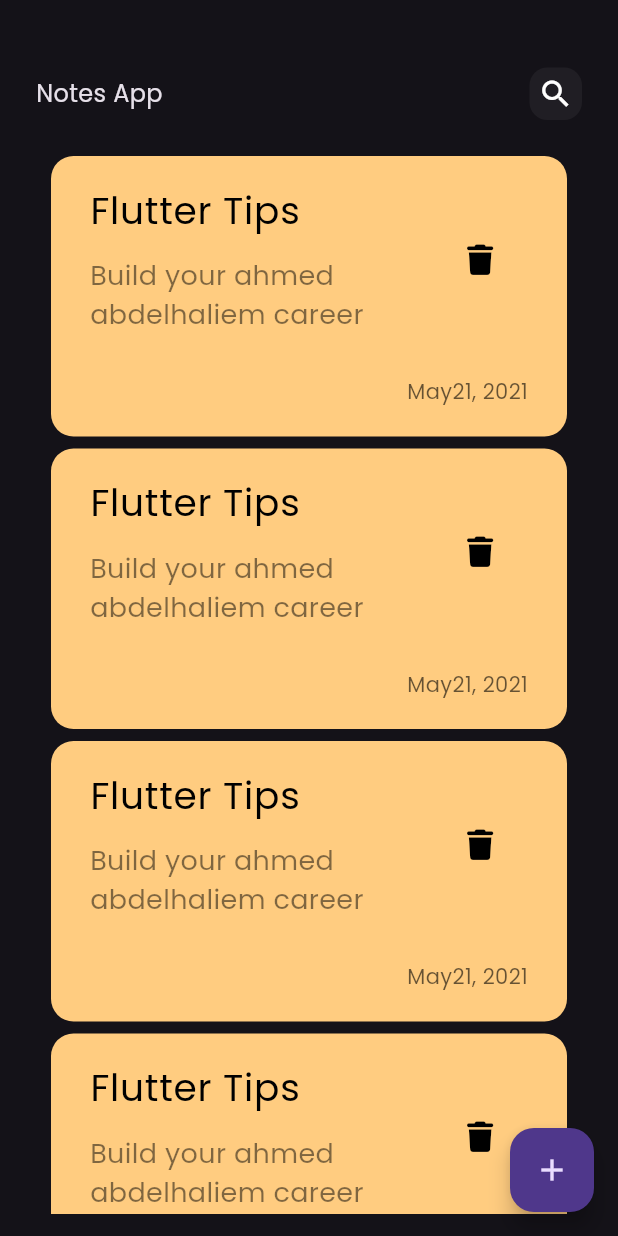
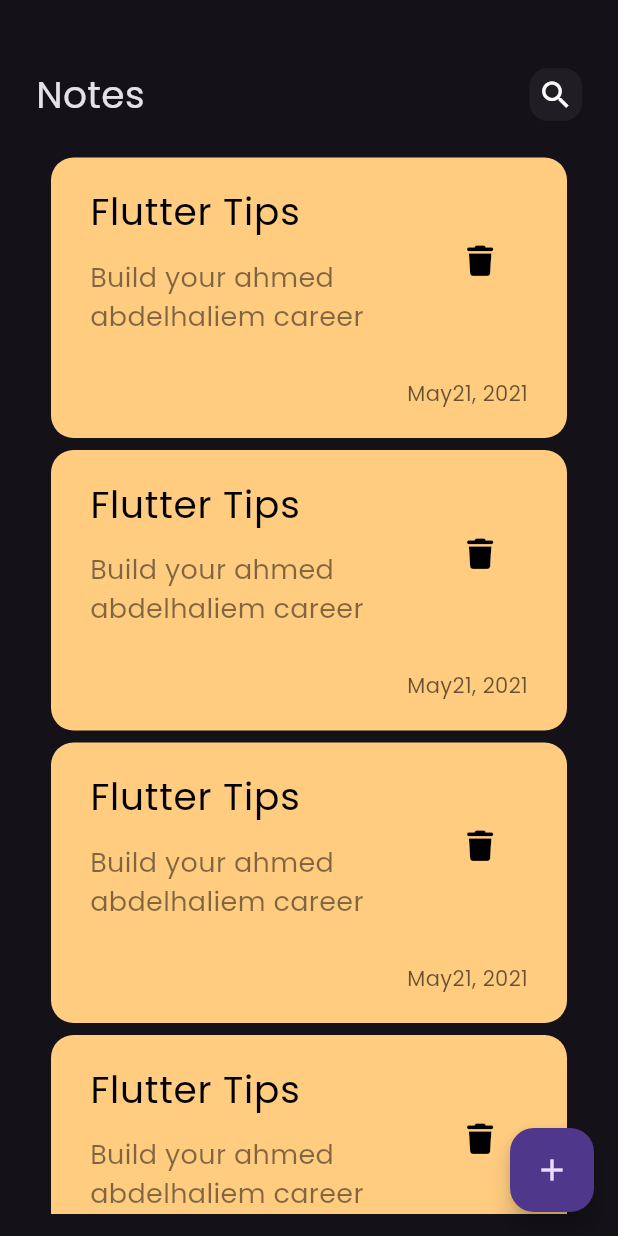
Before and after one commit to ahmedabdelhaliem/notes-app, a Flutter app: the screen it shows after launch, on a phone screen of 412 x 824 dp. Run offline on Flutter 3.47's test engine with Material 3 defaults, Android fonts, the phone set to English and light mode, and no system bars; our stand-ins replace font_awesome_flutter.

Commit message:
add custom appbar to edit note view

```diff
--- a/lib/widget/CustomAppBar.dart
+++ b/lib/widget/CustomAppBar.dart
@@ -3,18 +3,21 @@ import 'package:flutter/material.dart';
 import 'CustomSearchIcon.dart';
 
 class CustomAppBar extends StatelessWidget {
-  const CustomAppBar({super.key});
-
+  const CustomAppBar({super.key, required this.title, required this.icon});
+  final String title;
+  final IconData icon;
   @override
   Widget build(BuildContext context) {
-    return const Row(
+    return Row(
       children: [
         Text(
-          'Notes App',
-          style: TextStyle(fontSize: 16, fontWeight: FontWeight.w500),
+          title,
+          style: const TextStyle(fontSize: 25, fontWeight: FontWeight.w500),
         ),
-        Spacer(),
-        CustomSearchIcon(),
+        const Spacer(),
+        CustomSearchIcon(
+          icon: icon,
+        ),
       ],
     );
   }
--- a/lib/widget/CustomSearchIcon.dart
+++ b/lib/widget/CustomSearchIcon.dart
@@ -1,8 +1,8 @@
 import 'package:flutter/material.dart';
 
 class CustomSearchIcon extends StatelessWidget {
-  const CustomSearchIcon({super.key});
-
+  const CustomSearchIcon({super.key, required this.icon});
+  final IconData icon;
   @override
   Widget build(BuildContext context) {
     return Container(
@@ -12,7 +12,7 @@ class CustomSearchIcon extends StatelessWidget {
         borderRadius: BorderRadius.circular(12),
         color: Colors.white.withOpacity(.05),
       ),
-      child: const Icon(Icons.search),
+      child: Icon(icon),
     );
   }
 }
--- a/lib/widget/NotesViewBody.dart
+++ b/lib/widget/NotesViewBody.dart
@@ -15,7 +15,10 @@ class NotesViewBody extends StatelessWidget {
           SizedBox(
             height: 30,
           ),
-          CustomAppBar(),
+          CustomAppBar(
+            title: 'Notes',
+            icon: Icons.search,
+          ),
           SizedBox(
             height: 20,
           ),
```
Also changed, not shown: lib/widget/edit_note_view_body.dart (+15 -1 lines).
